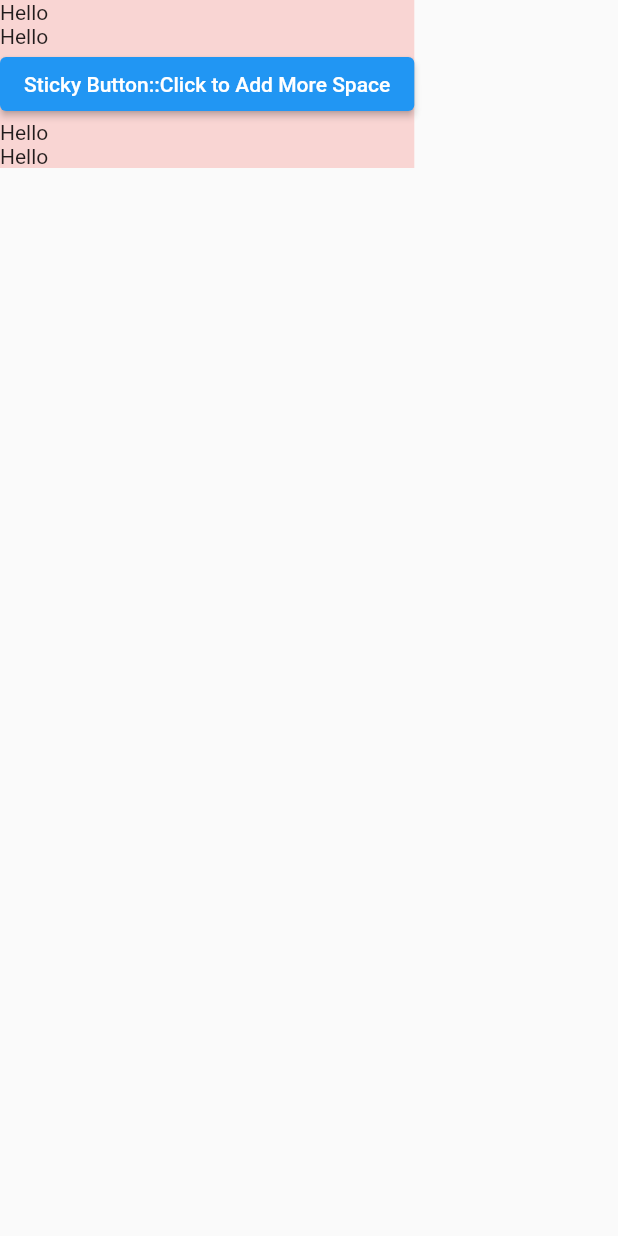
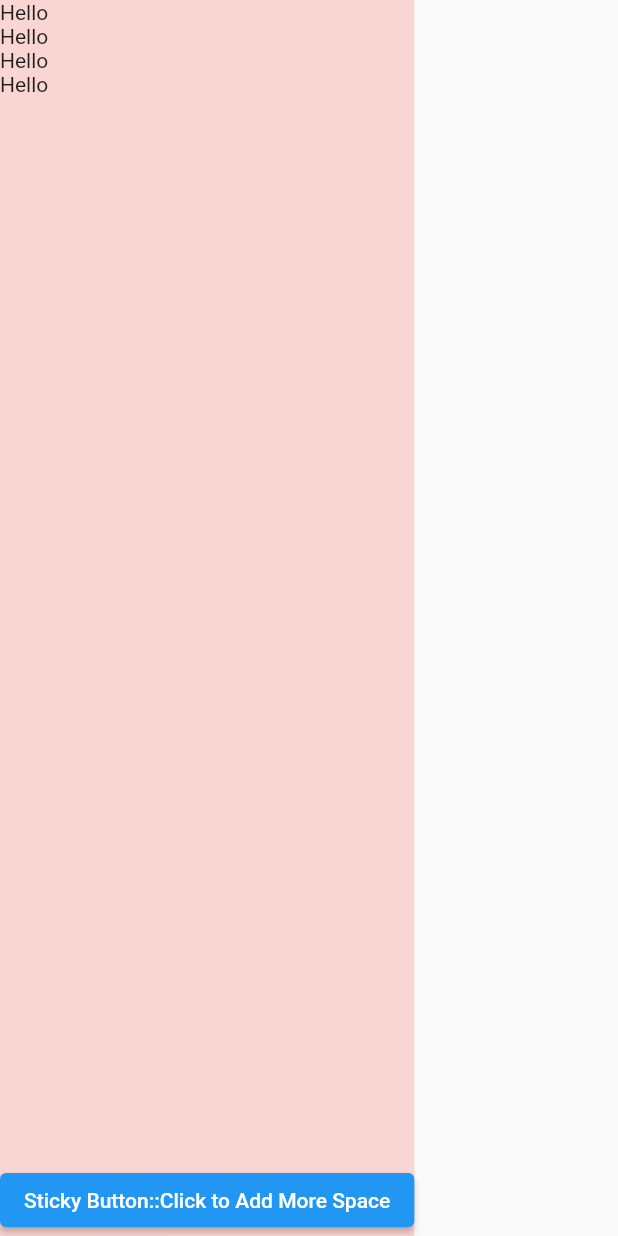
Before and after one commit to Khongchai/full_pass_builder, a Flutter app: the screen it shows after launch, after a tap on "Sticky Button::Click to Add More Space", on a phone screen of 412 x 824 dp. Run offline on Flutter 3.47's test engine with Material 2 defaults, Android fonts, the phone set to English and light mode, and no system bars.

Commit message:
did stuff, almost worked

```diff
--- a/TODO.dart
+++ b/TODO.dart
@@ -1,5 +1,8 @@
+// Important: Get that layout to work first.
 // Tests (against multiple layouts)
 // Alignment helpers to get stuff going fast.
 // Refine positioner API
 // Documentation.
 // Test that layout thing.
+// How are we going to deal with scrolling?
+// The builder should also provide a context
--- a/example/lib/main.dart
+++ b/example/lib/main.dart
@@ -38,14 +38,21 @@ class _MyAppState extends State<MyApp> {
             // be no longer be sticky and go along with other content.
             // If SingleChildScrollView is applied, the bottom child should scroll with everything else.
             Scaffold(
-                body: SafeArea(
-                    child: Container(
+                body: Container(
           color: Colors.red.withOpacity(0.2),
+          child: SingleChildScrollView(
+            child: Builder(builder: (context) {
+              return Padding(
+                padding:
+                    EdgeInsets.only(top: MediaQuery.of(context).padding.top),
                 child: FullPassBuilder(
                   childrenBuilder: (context, constraints) => [
                     ..._textList,
-                          ElevatedButton(onPressed: _addText, child: const Text("Sticky Button::Click to Add More Space")),
                     ..._textList,
+                    ElevatedButton(
+                        onPressed: _addText,
+                        child: const Text(
+                            "Sticky Button::Click to Add More Space")),
                   ],
                   // Consider this declarative API.
                   // layouter.allMid()..aggregateHeight()..done();
@@ -73,18 +80,32 @@ class _MyAppState extends State<MyApp> {
                     double maxWidth = 0;
 
                     for (int i = 0; i < sizesAndOffsets.length; i++) {
-                            maxWidth = max(sizesAndOffsets[i].getSize().width, maxWidth);
+                      maxWidth =
+                          max(sizesAndOffsets[i].getSize().width, maxWidth);
                     }
 
                     for (int i = 0; i < sizesAndOffsets.length; i++) {
+                      // if is last
+                      if (i == sizesAndOffsets.length - 1) {
+                        final fixedBottom = MediaQuery.of(context).size.height -
+                            MediaQuery.of(context).padding.top - sizesAndOffsets[i].getSize().height;
+                        final contentBottom = heightSoFar + MediaQuery.of(context).padding.top;
+                        sizesAndOffsets[i].offset =
+                            Offset(0, (max(fixedBottom, contentBottom) ));
+                      } else {
                         sizesAndOffsets[i].offset = Offset(0, heightSoFar);
                         heightSoFar += sizesAndOffsets[i].getSize().height;
                       }
+                    }
 
-                          return Size(maxWidth, heightSoFar);
+                    return Size(maxWidth,
+                        max(heightSoFar, MediaQuery.of(context).size.height));
                   },
                 ),
-                    ))
+              );
+            }),
+          ),
+        )
                 // When the widget has the information of all its children
                 // bottomUp: (parentConstraints, childrenGeometries) => [])),
                 ));
--- a/lib/full_pass_builder.dart
+++ b/lib/full_pass_builder.dart
@@ -10,7 +10,8 @@ import 'package:flutter/rendering.dart';
 
 import 'child_size_and_parent_offset.dart';
 
-typedef WidgetLayouter = Size Function(BoxConstraints constraints,
+typedef WidgetLayouter = Size Function(
+    BoxConstraints constraints,
     List<ChildSizeAndOffset> childrenSizesAndOffsets);
 
 class FullPassBuilder extends StatelessWidget {
@@ -27,7 +28,7 @@ class FullPassBuilder extends StatelessWidget {
     return LayoutBuilder(
       builder: (context, constraints) => FlexibleLayoutBuilder(
         children: childrenBuilder(context, constraints),
-        positioner: layoutAndSizing,
+        layoutAndSizing: layoutAndSizing,
       ),
     );
   }
@@ -42,29 +43,29 @@ class FullPassBuilder extends StatelessWidget {
 ///
 /// With LayoutBuilder, you only get the constraints from the parent.
 class FlexibleLayoutBuilder extends MultiChildRenderObjectWidget {
-  final WidgetLayouter positioner;
+  final WidgetLayouter layoutAndSizing;
 
   FlexibleLayoutBuilder(
-      {required List<Widget> children, required this.positioner, Key? key})
+      {required List<Widget> children, required this.layoutAndSizing, Key? key})
       : super(key: key, children: children);
 
   @override
   RenderObject createRenderObject(BuildContext context) {
     return ChildrenGeometriesProviderRenderObject(
-      customLayouter: positioner,
+      customLayouter: layoutAndSizing,
     );
   }
 
   @override
   void updateRenderObject(BuildContext context,
       ChildrenGeometriesProviderRenderObject renderObject) {
-    renderObject.customLayouter = positioner;
+    renderObject.customLayouter = layoutAndSizing;
   }
 
   @override
   void debugFillProperties(DiagnosticPropertiesBuilder properties) {
     super.debugFillProperties(properties);
-    properties.add(StringProperty('positioner', positioner.toString()));
+    properties.add(StringProperty('positioner', layoutAndSizing.toString()));
     properties.add(StringProperty('children', children.toString()));
   }
 }
```
Lines whose indentation alone changed are shown as unchanged.
